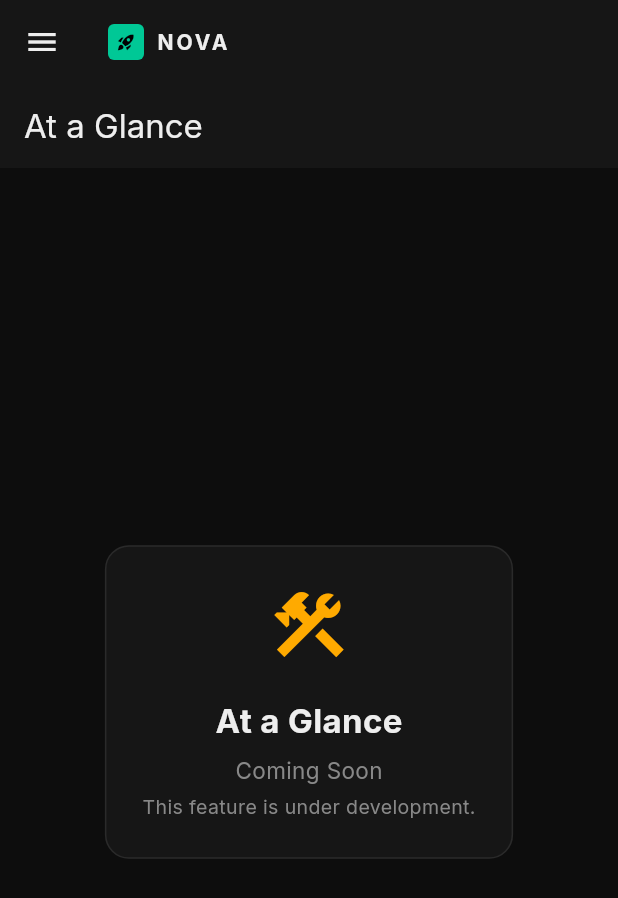
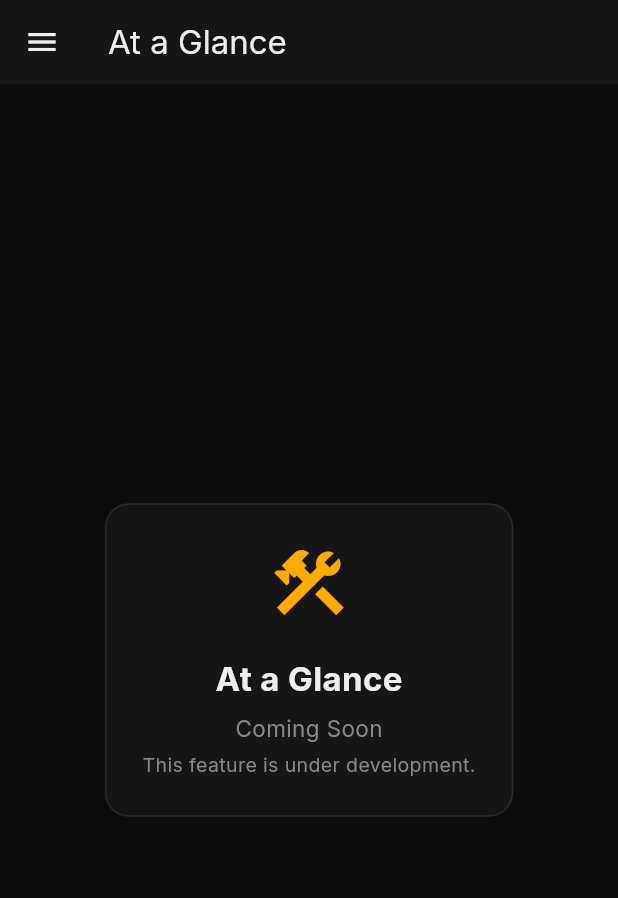
Before and after one commit to Rowaid-x/backbone, a Flutter app: the ComingSoonScreen screen opened by its route, on a phone screen of 412 x 824 dp. Shown: the top 898 px of the screen. Run offline on Flutter 3.47's test engine with Material 3 defaults, Android fonts, the phone set to English and light mode, and no system bars; our stand-ins replace dio, flutter_riverpod, flutter_secure_storage, go_router, google_fonts; accounts and stored records are empty.

Commit message:
Add hamburger menu to all screens via BackboneAppBar
Co-Authored-By: Claude Sonnet 4.6 <noreply@anthropic.com>

```diff
--- a/backbone_app/lib/core/widgets/app_shell.dart
+++ b/backbone_app/lib/core/widgets/app_shell.dart
@@ -67,37 +67,6 @@ class AppShell extends ConsumerWidget {
 
     return Scaffold(
       backgroundColor: AppColors.background,
-      appBar: isWide
-          ? null
-          : AppBar(
-              backgroundColor: AppColors.surface,
-              leading: Builder(
-                builder: (ctx) => IconButton(
-                  icon: const Icon(Icons.menu, color: AppColors.textPrimary),
-                  onPressed: () => Scaffold.of(ctx).openDrawer(),
-                ),
-              ),
-              title: Row(
-                children: [
-                  Container(
-                    width: 24,
-                    height: 24,
-                    decoration: BoxDecoration(
-                      color: AppColors.primary,
-                      borderRadius: BorderRadius.circular(4),
-                    ),
-                    child: const Icon(Icons.rocket_launch, size: 13, color: Colors.black),
-                  ),
-                  const SizedBox(width: 8),
-                  const Text('NOVA',
-                      style: TextStyle(
-                          color: AppColors.textPrimary,
-                          fontWeight: FontWeight.w700,
-                          fontSize: 14,
-                          letterSpacing: 2)),
-                ],
-              ),
-            ),
       body: Row(
         children: [
           if (isWide) _Sidebar(currentLocation: location, user: user, ref: ref),
--- a/backbone_app/lib/features/actions/my_actions_screen.dart
+++ b/backbone_app/lib/features/actions/my_actions_screen.dart
@@ -2,6 +2,7 @@ import 'package:flutter/material.dart';
 import 'package:flutter_riverpod/flutter_riverpod.dart';
 import 'package:intl/intl.dart';
 import '../../core/theme/app_theme.dart';
+import '../../shared/widgets/backbone_app_bar.dart';
 import '../../core/models/action_model.dart';
 import 'actions_providers.dart';
 
@@ -14,7 +15,7 @@ class MyActionsScreen extends ConsumerWidget {
 
     return Scaffold(
       backgroundColor: AppColors.background,
-      appBar: AppBar(title: const Text('My Actions')),
+      appBar: const BackboneAppBar(title: 'My Actions'),
       body: actionsAsync.when(
         loading: () => const Center(child: CircularProgressIndicator()),
         error: (e, _) =>
--- a/backbone_app/lib/features/dashboard/dashboard_screen.dart
+++ b/backbone_app/lib/features/dashboard/dashboard_screen.dart
@@ -3,6 +3,7 @@ import 'package:flutter_riverpod/flutter_riverpod.dart';
 import 'package:go_router/go_router.dart';
 import 'package:intl/intl.dart';
 import '../../core/theme/app_theme.dart';
+import '../../shared/widgets/backbone_app_bar.dart';
 import '../../core/providers/app_providers.dart';
 import '../../core/models/show_model.dart';
 import '../../core/models/notification_model.dart';
@@ -21,8 +22,8 @@ class DashboardScreen extends ConsumerWidget {
 
     return Scaffold(
       backgroundColor: AppColors.background,
-      appBar: AppBar(
-        title: const Text('Dashboard'),
+      appBar: BackboneAppBar(
+        title: 'Dashboard',
         actions: [
           Padding(
             padding: const EdgeInsets.only(right: 16),
--- a/backbone_app/lib/features/shows/show_cards_screen.dart
+++ b/backbone_app/lib/features/shows/show_cards_screen.dart
@@ -2,6 +2,7 @@ import 'package:flutter/material.dart';
 import 'package:flutter_riverpod/flutter_riverpod.dart';
 import 'package:intl/intl.dart';
 import '../../core/theme/app_theme.dart';
+import '../../shared/widgets/backbone_app_bar.dart';
 import '../../core/models/show_model.dart';
 import '../../shared/widgets/status_badge.dart';
 import 'shows_providers.dart';
@@ -15,8 +16,8 @@ class ShowCardsScreen extends ConsumerWidget {
 
     return Scaffold(
       backgroundColor: AppColors.background,
-      appBar: AppBar(
-        title: const Text('Show Cards'),
+      appBar: BackboneAppBar(
+        title: 'Show Cards',
         actions: [
           _SearchBar(onSearch: (q) {
             ref.read(showsFilterProvider.notifier).state = q.isEmpty ? {} : {'search': q};
--- a/backbone_app/lib/features/shows/show_table_screen.dart
+++ b/backbone_app/lib/features/shows/show_table_screen.dart
@@ -2,6 +2,7 @@ import 'package:flutter/material.dart';
 import 'package:flutter_riverpod/flutter_riverpod.dart';
 import 'package:intl/intl.dart';
 import '../../core/theme/app_theme.dart';
+import '../../shared/widgets/backbone_app_bar.dart';
 import '../../core/models/show_model.dart';
 import '../../shared/widgets/status_badge.dart';
 import 'shows_providers.dart';
@@ -15,7 +16,7 @@ class ShowTableScreen extends ConsumerWidget {
 
     return Scaffold(
       backgroundColor: AppColors.background,
-      appBar: AppBar(title: const Text('Show Table')),
+      appBar: const BackboneAppBar(title: 'Show Table'),
       body: showsAsync.when(
         loading: () => const Center(child: CircularProgressIndicator()),
         error: (e, _) =>
--- a/backbone_app/lib/features/users/user_profile_screen.dart
+++ b/backbone_app/lib/features/users/user_profile_screen.dart
@@ -2,6 +2,7 @@ import 'package:flutter/material.dart';
 import 'package:flutter_riverpod/flutter_riverpod.dart';
 import 'package:intl/intl.dart';
 import '../../core/theme/app_theme.dart';
+import '../../shared/widgets/backbone_app_bar.dart';
 import '../../core/models/user_model.dart';
 import '../../core/models/show_model.dart';
 import '../../core/providers/app_providers.dart';
@@ -58,9 +59,7 @@ class _ProfileBody extends StatelessWidget {
 
     return Scaffold(
       backgroundColor: AppColors.background,
-      appBar: AppBar(
-        title: Text(user.fullName),
-      ),
+      appBar: BackboneAppBar(title: user.fullName),
       body: SingleChildScrollView(
         padding: const EdgeInsets.all(20),
         child: Column(
--- a/backbone_app/lib/features/users/users_screen.dart
+++ b/backbone_app/lib/features/users/users_screen.dart
@@ -2,6 +2,7 @@ import 'package:flutter/material.dart';
 import 'package:flutter_riverpod/flutter_riverpod.dart';
 import 'package:go_router/go_router.dart';
 import '../../core/theme/app_theme.dart';
+import '../../shared/widgets/backbone_app_bar.dart';
 import '../../core/models/user_model.dart';
 import 'users_providers.dart';
 
@@ -14,8 +15,8 @@ class UsersScreen extends ConsumerWidget {
 
     return Scaffold(
       backgroundColor: AppColors.background,
-      appBar: AppBar(
-        title: const Text('Users'),
+      appBar: BackboneAppBar(
+        title: 'Users',
         actions: [
           SizedBox(
             width: 220,
--- /dev/null
+++ b/backbone_app/lib/shared/widgets/backbone_app_bar.dart
@@ -0,0 +1,31 @@
+import 'package:flutter/material.dart';
+import '../../core/theme/app_theme.dart';
+
+class BackboneAppBar extends StatelessWidget implements PreferredSizeWidget {
+  final String title;
+  final List<Widget>? actions;
+
+  const BackboneAppBar({super.key, required this.title, this.actions});
+
+  @override
+  Size get preferredSize => const Size.fromHeight(kToolbarHeight);
+
+  @override
+  Widget build(BuildContext context) {
+    final isNarrow = MediaQuery.sizeOf(context).width <= 900;
+    return AppBar(
+      backgroundColor: AppColors.surface,
+      leading: isNarrow
+          ? Builder(
+              builder: (ctx) => IconButton(
+                icon: const Icon(Icons.menu, color: AppColors.textPrimary),
+                onPressed: () => Scaffold.of(ctx).openDrawer(),
+              ),
+            )
+          : null,
+      automaticallyImplyLeading: false,
+      title: Text(title),
+      actions: actions,
+    );
+  }
+}
--- a/backbone_app/lib/shared/widgets/coming_soon.dart
+++ b/backbone_app/lib/shared/widgets/coming_soon.dart
@@ -1,5 +1,6 @@
 import 'package:flutter/material.dart';
 import '../../core/theme/app_theme.dart';
+import 'backbone_app_bar.dart';
 
 class ComingSoonScreen extends StatelessWidget {
   final String featureName;
@@ -9,7 +10,7 @@ class ComingSoonScreen extends StatelessWidget {
   Widget build(BuildContext context) {
     return Scaffold(
       backgroundColor: AppColors.background,
-      appBar: AppBar(title: Text(featureName)),
+      appBar: BackboneAppBar(title: featureName),
       body: Center(
         child: Column(
           mainAxisSize: MainAxisSize.min,
```
